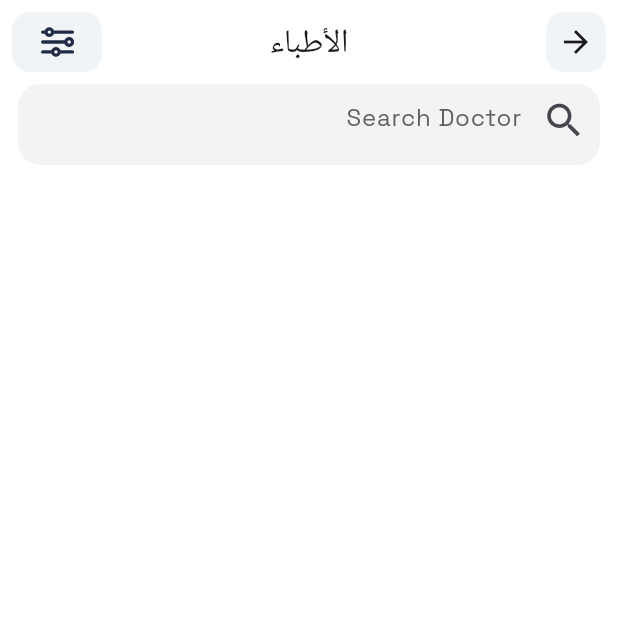
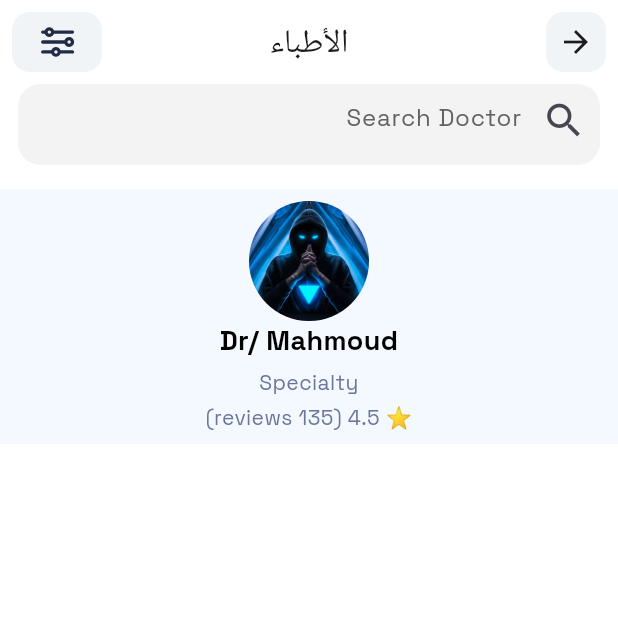
Before and after one commit to Open-Sourcers/DocLink_Flutter, a Flutter app: the AllDoctorsView screen opened by its route, on a phone screen of 412 x 824 dp, the top half of it. Run offline on Flutter 3.47's test engine with Material 3 defaults, Android fonts, the phone set to English and light mode, and no system bars; our stand-ins replace awesome_dialog, dartz, dio, flutter_bloc, flutter_screenutil, flutter_svg and 7 more.

Commit message:
create Custom Doctor Card

```diff
--- a/lib/core/utils/app_colors.dart
+++ b/lib/core/utils/app_colors.dart
@@ -6,6 +6,7 @@ class AppColors {
   static const Color white = Color(0xffffffff);
   static const Color grey = Color(0xff6b779a);
   static const Color grey200 = Color.fromARGB(255, 232, 240, 255);
+  static const Color grey100 = Color.fromARGB(255, 244, 248, 255);
   static const Color txtFieldTxtColor = Color(0xff626262);
   static const Color txtFieldFilledColor = Color(0xfff1f4ff);
 }
--- a/lib/features/user_views/home/presentation/views/widgets/all_doctors_view_body.dart
+++ b/lib/features/user_views/home/presentation/views/widgets/all_doctors_view_body.dart
@@ -1,3 +1,4 @@
+import 'package:doc_link_project/features/user_views/home/presentation/views/widgets/custom_doctor_card.dart';
 import 'package:flutter/material.dart';
 
 import 'all_doctors_search_feild.dart';
@@ -10,6 +11,9 @@ class AllDoctorsViewBody extends StatelessWidget {
     return const CustomScrollView(
       slivers: [
         AllDoctorsSearchFeild(),
+        SliverToBoxAdapter(
+          child: CustomDoctorCard(),
+        )
       ],
     );
   }
--- /dev/null
+++ b/lib/features/user_views/home/presentation/views/widgets/custom_doctor_card.dart
@@ -0,0 +1,38 @@
+import 'package:doc_link_project/core/utils/app_colors.dart';
+import 'package:doc_link_project/core/utils/app_images.dart';
+import 'package:doc_link_project/core/utils/styless.dart';
+import 'package:flutter/material.dart';
+
+class CustomDoctorCard extends StatelessWidget {
+  const CustomDoctorCard({super.key});
+
+  @override
+  Widget build(BuildContext context) {
+    return Container(
+      padding: const EdgeInsets.all(8),
+      decoration: const BoxDecoration(color: AppColors.grey100),
+      child: Column(
+        children: [
+          const CircleAvatar(
+            radius: 40,
+            backgroundImage: AssetImage(AppImages.imagesProfImg),
+          ),
+          Text(
+            "Dr/ Mahmoud",
+            style: Styless.textBold18.copyWith(color: AppColors.black),
+          ),
+          const SizedBox(height: 5),
+          const Text(
+            "Specialty",
+            style: Styless.textRegular14,
+          ),
+          const SizedBox(height: 3),
+          const Text(
+            "⭐️ 4.5 (135 reviews)",
+            style: Styless.textRegular14,
+          ),
+        ],
+      ),
+    );
+  }
+}
```
